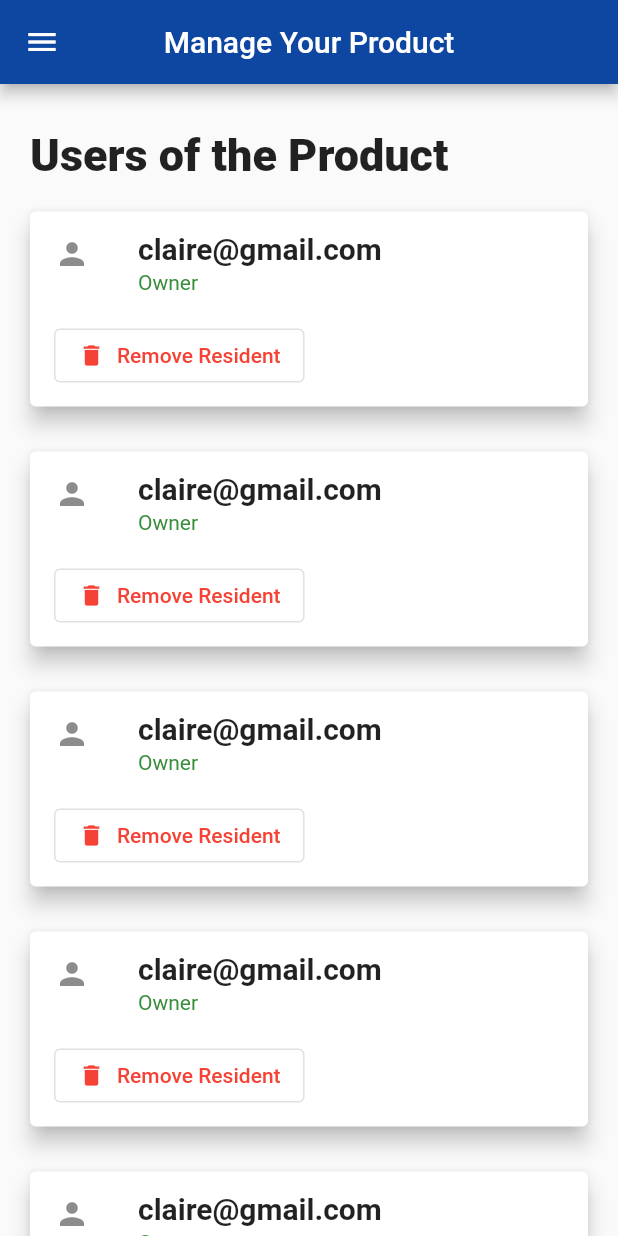
After one commit to berkturetken/secure-framework-app, a Flutter app: the ManageProductScreen screen opened by its route, on a phone screen of 412 x 824 dp. The commit adds this screen. Run offline on Flutter 3.47's test engine with Material 2 defaults, Android fonts, the phone set to English and light mode, and no system bars; our stand-ins replace flutter_secure_storage, flutter_svg, flutter_switch, rflutter_alert; missing offline and left inert: encrypt; accounts and stored records are empty.

Commit message:
Implemented initial version of the Manage Product Screen

```diff
--- a/lib/main.dart
+++ b/lib/main.dart
@@ -3,6 +3,7 @@ import 'package:secure_framework_app/screens/addResident/AddResidentScreen.dart'
 import 'package:secure_framework_app/screens/home/HomeScreen.dart';
 import 'package:secure_framework_app/screens/home/services/ProductProvider.dart';
 import 'package:secure_framework_app/screens/login/loginScreen.dart';
+import 'package:secure_framework_app/screens/manageProduct/ManageProductScreen.dart';
 import 'package:secure_framework_app/screens/productDetail/ProductDetailScreen.dart';
 import 'screens/signUp/ownerSignUp/OwnerSignUpScreen.dart';
 import 'package:provider/provider.dart';
@@ -28,6 +29,7 @@ class MyApp extends StatelessWidget {
           HomeScreen.routeName: (context) => HomeScreen(),
           ProductDetailScreen.routeName: (context) => ProductDetailScreen(),
           AddResidentScreen.routeName: (context) => AddResidentScreen(),
+          ManageProductScreen.routeName: (context) => ManageProductScreen(),
         },
       ),
     );
--- /dev/null
+++ b/lib/screens/manageProduct/ManageProductScreen.dart
@@ -0,0 +1,105 @@
+import 'package:flutter/material.dart';
+import 'package:secure_framework_app/components/CustomDrawer.dart';
+import 'package:secure_framework_app/components/defaultButton.dart';
+
+class ManageProductScreen extends StatefulWidget {
+  static const routeName = "/manageProduct";
+
+  @override
+  _ManageProductScreenState createState() => _ManageProductScreenState();
+}
+
+class _ManageProductScreenState extends State<ManageProductScreen> {
+  @override
+  Widget build(BuildContext context) {
+    return Scaffold(
+      appBar: AppBar(
+        centerTitle: true,
+        title: Text("Manage Your Product"),
+        backgroundColor: Colors.blue[900],
+      ),
+      body: SingleChildScrollView(
+        child: Padding(
+          padding: EdgeInsets.all(20.0),
+          child: Column(
+            crossAxisAlignment: CrossAxisAlignment.start,
+            children: <Widget>[
+              _heading(),
+              ListView.builder(
+                physics: NeverScrollableScrollPhysics(),
+                shrinkWrap: true,
+                itemCount: 5,
+                itemBuilder: (context, index) => _usersCard(context),
+              ),
+            ],
+          ),
+        ),
+      ),
+      drawer: CustomDrawer(),
+    );
+  }
+
+  // Heading of the page
+  Container _heading() {
+    return Container(
+      margin: EdgeInsets.fromLTRB(0, 10, 0, 20),
+      child: Text(
+        "Users of the Product",
+        style: TextStyle(
+          fontSize: 30,
+          fontWeight: FontWeight.w900,
+        ),
+      ),
+    );
+  }
+
+  // Users Card
+  Widget _usersCard(BuildContext context) {
+    return Card(
+      elevation: 6.0,
+      margin: EdgeInsets.fromLTRB(0, 0, 0, 30),
+      clipBehavior: Clip.antiAlias,
+      child: Column(
+        children: [
+          ListTile(
+            leading: Icon(Icons.person),
+            title: Text(
+              'claire@gmail.com',
+              style: TextStyle(
+                fontSize: 20,
+                fontWeight: FontWeight.w700,
+              ),
+            ),
+            subtitle: Text(
+              'Owner',
+              style: TextStyle(color: Colors.green[700]),
+            ),
+          ),
+          Row(
+            children: <Widget>[
+              Padding(
+                padding: EdgeInsets.fromLTRB(16, 0, 0, 10),
+                child: OutlinedButton.icon(
+                  icon: Icon(
+                    Icons.delete,
+                    size: 18,
+                    color: Colors.red,
+                  ),
+                  label: Text(
+                    "Remove Resident",
+                    style: TextStyle(
+                      color: Colors.red,
+                    ),
+                  ),
+                  onPressed: () {
+                    print("Clicked 'Remove Resident'");
+                  },
+                ),
+              ),
+            ],
+          ),
+        ],
+      ),
+    );
+  }
+}
--- a/lib/screens/productDetail/ProductDetailScreen.dart
+++ b/lib/screens/productDetail/ProductDetailScreen.dart
@@ -11,6 +11,7 @@ import 'package:secure_framework_app/components/CustomDrawer.dart';
 import 'package:secure_framework_app/screens/home/services/ProductData.dart';
 import 'package:secure_framework_app/screens/home/services/ProductProvider.dart';
 import 'package:rflutter_alert/rflutter_alert.dart';
+import 'package:secure_framework_app/screens/manageProduct/ManageProductScreen.dart';
 
 Future<bool> sendCommand(String command, String email, String productCode) async {
   final storage = Storage;
@@ -95,6 +96,16 @@ class _ProductDetailScreenState extends State<ProductDetailScreen> {
               centerTitle: true,
               title: Text("Product Detail"),
               backgroundColor: Colors.blue[900],
+              actions: [
+                IconButton(
+                  icon: Icon(
+                    Icons.people,
+                  ),
+                  onPressed: () {
+                    Navigator.of(context).pushNamed(ManageProductScreen.routeName);
+                  },
+                ),
+              ],
             ),
             body: SingleChildScrollView(
               child: Padding(
```
